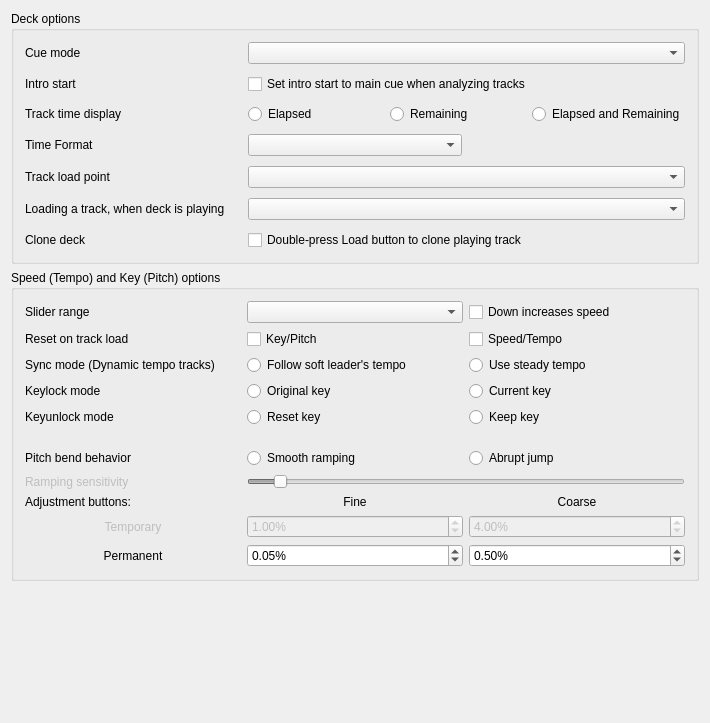
Before: the Qt Designer form src/preferences/dialog/dlgprefdeckdlg.ui in mixxxdj/mixxx, drawn with Qt 5.
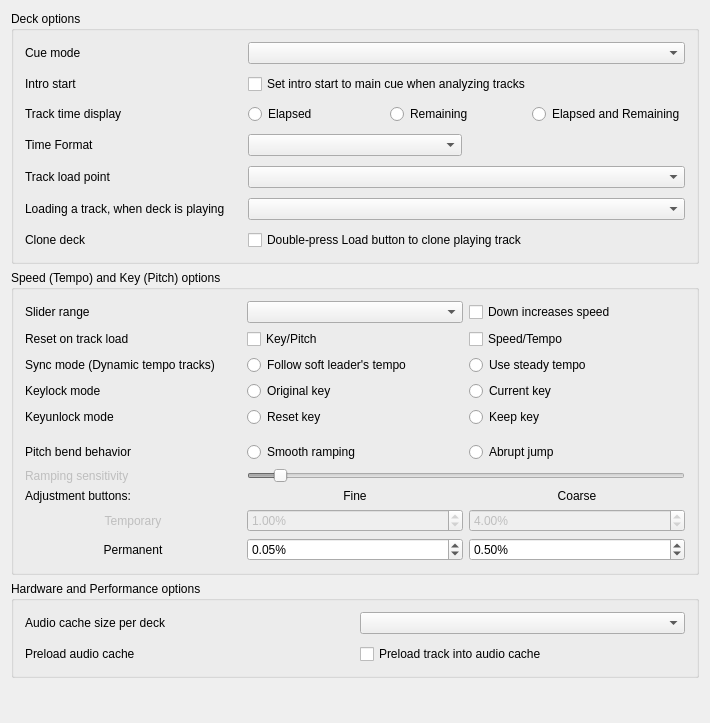
After: the same form once the commit is applied.

Commit message: feat: add cache size and preloading to cache settings

What changed in the file:
```diff
--- a/src/preferences/dialog/dlgprefdeckdlg.ui
+++ b/src/preferences/dialog/dlgprefdeckdlg.ui
@@ -644,6 +644,58 @@
     </widget>
    </item>
    <item row="2" column="0">
+    <widget class="QGroupBox" name="groupBoxHardwarePerformanceOptions">
+     <property name="title">
+      <string>Hardware and Performance options</string>
+     </property>
+     <layout class="QGridLayout" name="gridLayoutHardwarePerformance">
+      <property name="spacing">
+       <number>10</number>
+      </property>
+      <item row="0" column="0">
+       <widget class="QLabel" name="labelCachedChunks">
+        <property name="text">
+         <string>Audio cache size per deck</string>
+        </property>
+        <property name="buddy">
+         <cstring>comboBoxCachedChunks</cstring>
+        </property>
+       </widget>
+      </item>
+      <item row="0" column="1">
+       <widget class="QComboBox" name="comboBoxCachedChunks">
+        <property name="toolTip">
+         <string>Amount of decoded audio kept in RAM for each track or stem channel loaded on a deck .
+Higher values use more memory and allow larger seeking distances without cache misses.
+Requires restarting Mixxx to take effect.</string>
+        </property>
+       </widget>
+      </item>
+      <item row="1" column="0">
+       <widget class="QLabel" name="labelPreloadCache">
+        <property name="text">
+         <string>Preload audio cache</string>
+        </property>
+        <property name="buddy">
+         <cstring>checkBoxPreloadCache</cstring>
+        </property>
+       </widget>
+      </item>
+      <item row="1" column="1">
+       <widget class="QCheckBox" name="checkBoxPreloadCache">
+        <property name="toolTip">
+         <string>Gradually preload the track from the beginning into the audio cache without waiting for playback to reach it, until the cache is full or the entire track is cached.
+Requires restarting Mixxx to take effect.</string>
+        </property>
+        <property name="text">
+         <string>Preload track into audio cache</string>
+        </property>
+       </widget>
+      </item>
+     </layout>
+    </widget>
+   </item>
+   <item row="3" column="0">
     <spacer name="verticalSpacer2">
      <property name="orientation">
       <enum>Qt::Vertical</enum>
```
Left out of the diff: 2 changed lines with no effect on the pictures. The commit also changes 4 other files.
